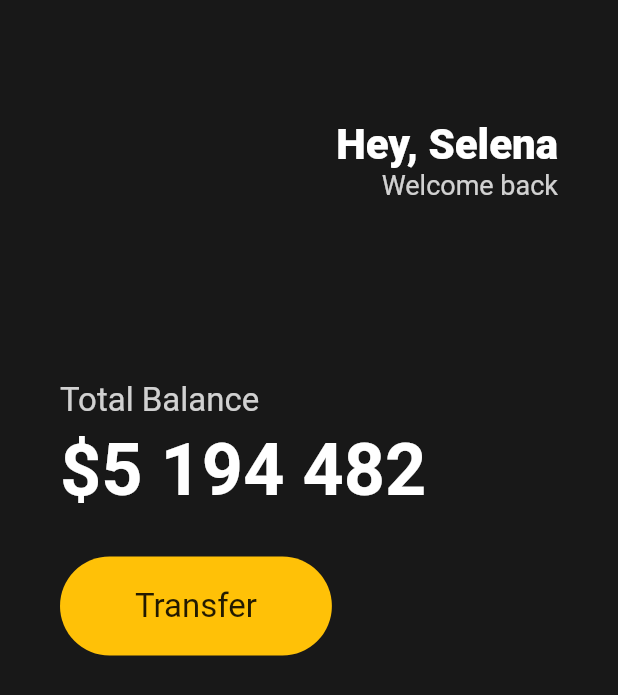
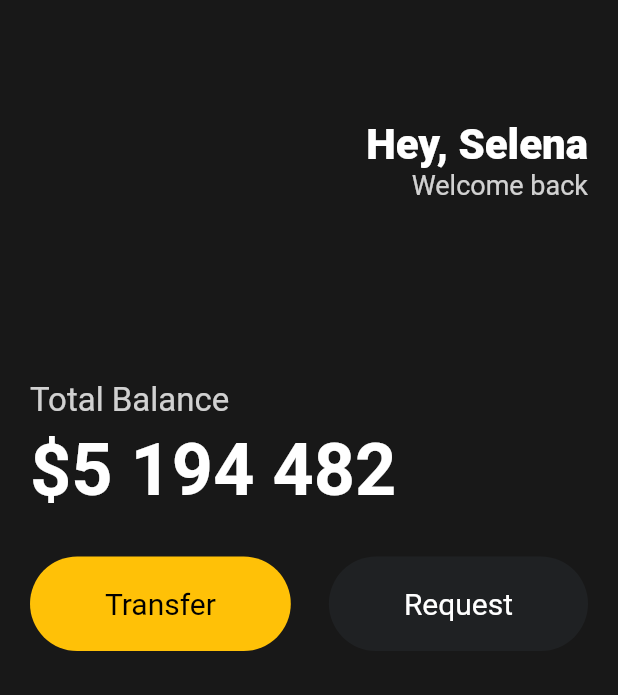
Before and after one commit to grandff/sample-flutter, a Flutter app: the screen it shows after launch, on a phone screen of 412 x 824 dp. Shown: the top 695 px of the screen. Run offline on Flutter 3.47's test engine with Material 2 defaults, Android fonts, the phone set to English and light mode, and no system bars.

Commit message:
Feat: 3.5 Reusable Widgets

```diff
--- a/lib/main.dart
+++ b/lib/main.dart
@@ -1,46 +1,51 @@
 import 'package:flutter/material.dart';
+import 'package:sample_flutter/widgets/Buttons.dart';
 
 void main() {
   runApp(App());
 }
 
-class App extends StatelessWidget{  // core 위젯 중 하나를 상속받음
+class App extends StatelessWidget {
+  // core 위젯 중 하나를 상속받음
   @override
-  Widget build(BuildContext context){
+  Widget build(BuildContext context) {
     // 메인 테마 설정
     return MaterialApp(
       home: Scaffold(
-        backgroundColor: const Color(0xFF181818),   // 커스텀배경색지정. 0xFF 로 시작
+          backgroundColor: const Color(0xFF181818), // 커스텀배경색지정. 0xFF 로 시작
           body: Padding(
-          padding: const EdgeInsets.symmetric(
-            horizontal: 40
-          ),
+            padding: const EdgeInsets.symmetric(horizontal: 20),
             child: Column(
-            crossAxisAlignment: CrossAxisAlignment.start, // Total Balacne 쪽은 왼쪽정렬로 처리
+              crossAxisAlignment:
+                  CrossAxisAlignment.start, // Total Balacne 쪽은 왼쪽정렬로 처리
               children: [
-              const SizedBox( // 말그대로 사이즈가 있는 박스.. div같은
+                const SizedBox(
+                  // 말그대로 사이즈가 있는 박스.. div같은
                   height: 80,
                 ),
                 Row(
-                mainAxisAlignment: MainAxisAlignment.end, // 해당 ROW의 요소들을 맨끝으로 정렬
+                  mainAxisAlignment:
+                      MainAxisAlignment.end, // 해당 ROW의 요소들을 맨끝으로 정렬
                   children: [
                     Column(
-                    crossAxisAlignment: CrossAxisAlignment.end, // 텍스트의 끝으로 정렬. 이 옵션을 안주면 두번쨰의 Welcome back 정렬이 이상해짐
+                      crossAxisAlignment: CrossAxisAlignment
+                          .end, // 텍스트의 끝으로 정렬. 이 옵션을 안주면 두번쨰의 Welcome back 정렬이 이상해짐
                       children: [
-                    const Text('Hey, Selena',
+                        const Text(
+                          'Hey, Selena',
                           style: TextStyle(
                               color: Colors.white,
                               fontSize: 28,
-                        fontWeight: FontWeight.w800
+                              fontWeight: FontWeight.w800),
                         ),
+                        Text(
+                          'Welcome back',
+                          style: TextStyle(
+                              color: Colors.white.withOpacity(0.8),
+                              fontSize: 18),
                         ),
-                    Text('Welcome back',
-                      style: TextStyle(
-                        color:Colors.white.withOpacity(0.8),
-                        fontSize: 18
-                      ),
-                    ),
-                  ],)
+                      ],
+                    )
                   ],
                 ),
                 const SizedBox(
@@ -68,29 +73,24 @@ class App extends StatelessWidget{  // core 위젯 중 하나를 상속받음
                   height: 30,
                 ),
                 Row(
-                children: [
-                  Container(
-                    decoration: BoxDecoration(
-                      color: Colors.amber,
-                      borderRadius: BorderRadius.circular(45), // border radius 효과 추가
+                  mainAxisAlignment: MainAxisAlignment.spaceBetween,
+                  children: const [
+                    Button(
+                      // 재사용할 위젯으로 바꾸기
+                      text: 'Transfer',
+                      bgColor: Colors.amber,
+                      textColor: Colors.black,
                     ),
-                    child: const Padding(
-                      padding: EdgeInsets.symmetric(vertical: 20, horizontal: 50),
-                      child: Text(
-                        'Transfer',
-                        style: TextStyle(
-                          fontSize: 22,
+                    Button(
+                      text: 'Request',
+                      bgColor: Color(0xFF1F2123),
+                      textColor: Colors.white,
                     ),
-                      ),
-                    )
-                  )
                   ],
                 )
               ],
             ),
-        )
-
-      ),
+          )),
     );
   }
 }
--- /dev/null
+++ b/lib/widgets/buttons.dart
@@ -0,0 +1,38 @@
+import 'package:flutter/material.dart';
+
+class Button extends StatelessWidget {
+  // reusable 변수들 추가
+  final String text;
+  final Color bgColor;
+  final Color textColor;
+
+  const Button({
+    super.key,
+    required this.text,
+    required this.bgColor,
+    required this.textColor,
+  });
+
+  @override
+  Widget build(BuildContext context) {
+    return Container(
+      decoration: BoxDecoration(
+        color: bgColor,
+        borderRadius: BorderRadius.circular(45), // border radius 효과 추가
+      ),
+      child: Padding(
+        padding: const EdgeInsets.symmetric(
+          vertical: 20,
+          horizontal: 50,
+        ),
+        child: Text(
+          text,
+          style: TextStyle(
+            color: textColor,
+            fontSize: 20,
+          ),
+        ),
+      ),
+    );
+  }
+}
```
Also changed, not shown: 1 other file. Lines whose indentation alone changed are shown as unchanged.
